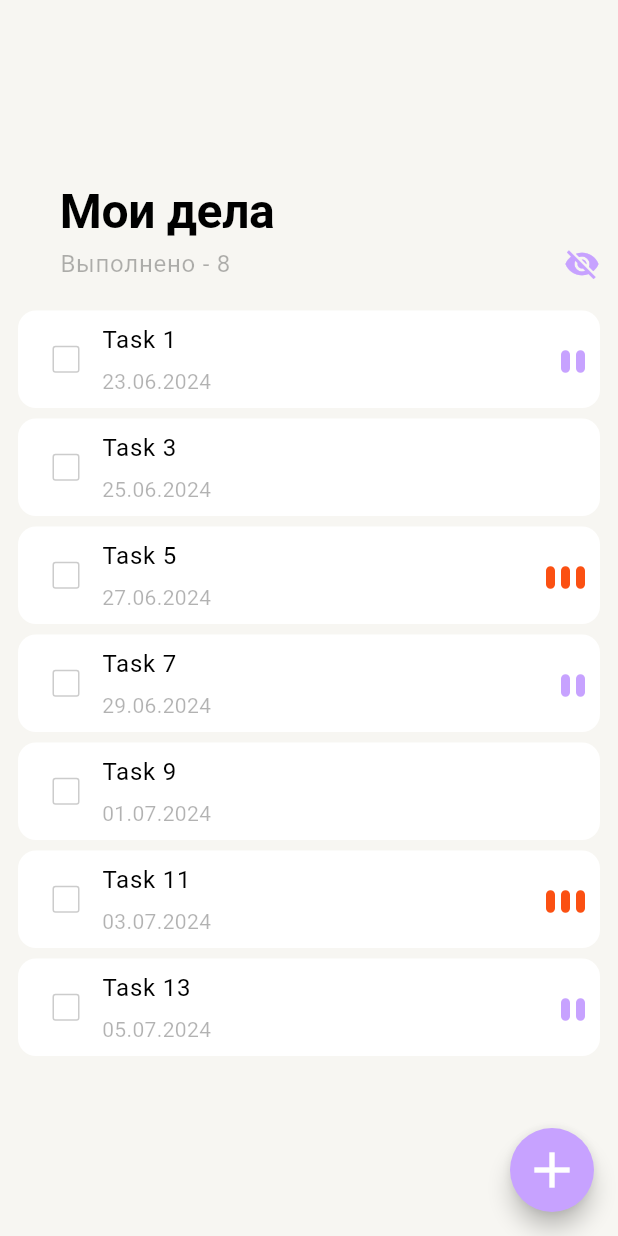
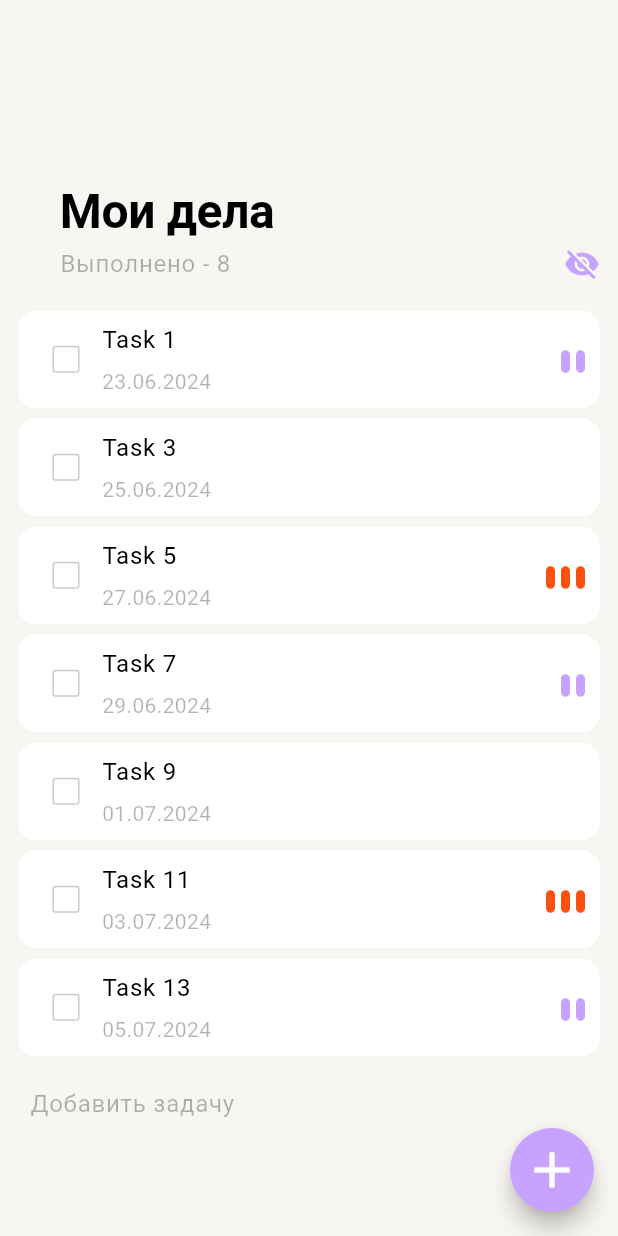
Before and after one commit to PumpkinJuce/todo_list, a Flutter app: the screen it shows after launch, after a tap on the "remove red eye" icon, on a phone screen of 412 x 824 dp. Run offline on Flutter 3.47's test engine with Material 3 defaults, Android fonts, the phone set to English and light mode, and no system bars; our stand-ins replace equatable, flutter_bloc, freezed_annotation, logger, rxdart.

Commit message:
HW-1: Format code

```diff
--- a/todo_list/lib/app_ui_kit/components/app_colors.dart
+++ b/todo_list/lib/app_ui_kit/components/app_colors.dart
@@ -9,13 +9,9 @@ class AppColors {
   static const labelTertiary = Color(0x4D000000);
   static const labelDisable = Color(0x26000000);
 
-  // static const red = Color(0xFFFF3B30);
-  // static const green = Color(0xFF34C759);
-  // static const blue = Color(0xFF007AFF);
-
   static const red = Color(0xFFFB5012);
   static const green = Color(0xFF37FF8B);
-  static const blue = Color(0xFFC7A2FF);
+  static const purple = Color(0xFFC7A2FF);
 
   static const gray = Color(0xFF8E8E93);
   static const grayLight = Color(0xFFD1D1D6);
--- a/todo_list/lib/app_ui_kit/components/app_theme_data.dart
+++ b/todo_list/lib/app_ui_kit/components/app_theme_data.dart
@@ -9,30 +9,30 @@ class AppThemeData {
       secondary: AppColors.white,
     ),
     datePickerTheme: DatePickerThemeData(
-      dayStyle: const TextStyle(color: AppColors.blue),
+      dayStyle: const TextStyle(color: AppColors.purple),
       dayOverlayColor: MaterialStateProperty.resolveWith<Color?>(
           (Set<MaterialState> states) {
-        return AppColors.blue;
+        return AppColors.purple;
       }),
       headerHeadlineStyle: const TextStyle(
-        color: AppColors.blue,
+        color: AppColors.purple,
       ),
-      todayBorder: const BorderSide(color: AppColors.blue),
+      todayBorder: const BorderSide(color: AppColors.purple),
       todayBackgroundColor: MaterialStateProperty.resolveWith<Color?>(
           (Set<MaterialState> states) {
-        return AppColors.blue.withOpacity(0.3);
+        return AppColors.purple.withOpacity(0.3);
       }),
-      rangeSelectionBackgroundColor: AppColors.blue.withOpacity(0.3),
-      weekdayStyle: const TextStyle(color: AppColors.blue),
-      headerBackgroundColor: AppColors.blue.withOpacity(0.1),
-      headerForegroundColor: AppColors.blue,
-      yearStyle: const TextStyle(color: AppColors.blue),
+      rangeSelectionBackgroundColor: AppColors.purple.withOpacity(0.3),
+      weekdayStyle: const TextStyle(color: AppColors.purple),
+      headerBackgroundColor: AppColors.purple.withOpacity(0.1),
+      headerForegroundColor: AppColors.purple,
+      yearStyle: const TextStyle(color: AppColors.purple),
     ),
     switchTheme: SwitchThemeData(
       trackColor:
           MaterialStateProperty.resolveWith<Color>((Set<MaterialState> states) {
         if (states.contains(MaterialState.selected)) {
-          return AppColors.blue;
+          return AppColors.purple;
         }
         return AppColors.lightOverlay;
       }),
--- a/todo_list/lib/main_page/data/model/task_model.dart
+++ b/todo_list/lib/main_page/data/model/task_model.dart
@@ -12,7 +12,6 @@ class TaskModel with _$TaskModel {
     required String title,
     required bool isDone,
     required PriorityLevel priority,
-    String? description,
     DateTime? date,
   }) = _TaskModel;
 
--- a/todo_list/lib/main_page/data/repository/todos_repository.dart
+++ b/todo_list/lib/main_page/data/repository/todos_repository.dart
@@ -46,7 +46,6 @@ class TodosRepository {
         title: 'Task $index',
         isDone: index % 2 == 0,
         priority: PriorityLevel.values[index % PriorityLevel.values.length],
-        description: index % 3 == 0 ? 'Description for Task $index' : null,
         date: DateTime.now().add(Duration(days: index)),
       );
     });
--- a/todo_list/lib/main_page/presentation/main_page.dart
+++ b/todo_list/lib/main_page/presentation/main_page.dart
@@ -6,14 +6,9 @@ import 'package:todo_list/main_page/domain/bloc/todos_bloc.dart';
 import 'package:todo_list/main_page/presentation/widgets/sliver_app_bar.dart';
 import 'package:todo_list/main_page/presentation/widgets/todo_list_item.dart';
 
-class MainPage extends StatefulWidget {
+class MainPage extends StatelessWidget {
   const MainPage({super.key});
 
-  @override
-  State<MainPage> createState() => _MainPageState();
-}
-
-class _MainPageState extends State<MainPage> {
   @override
   Widget build(BuildContext context) {
     return BlocBuilder<TodosBloc, TodosState>(
@@ -25,7 +20,7 @@ class _MainPageState extends State<MainPage> {
           floatingActionButton: FloatingActionButton(
             onPressed: () => AppRouter.of(context).pushNamed('/new-task'),
             shape: const CircleBorder(),
-            backgroundColor: AppColors.blue,
+            backgroundColor: AppColors.purple,
             child: const Icon(
               Icons.add,
               size: 40,
@@ -49,16 +44,22 @@ class _MainPageState extends State<MainPage> {
                 itemCount: tasks.length,
                 itemBuilder: (context, index) {
                   final task = tasks[index];
-                  return Padding(
+                  return Column(
+                    crossAxisAlignment: CrossAxisAlignment.start,
+                    children: [
+                      Padding(
                         padding: const EdgeInsets.symmetric(horizontal: 12),
                         child: TodoListItem(
                           task: task,
                           onDone: () =>
                               bloc.add(TodosChangeStatusEvent(task, true)),
                           onDelete: () => bloc.add(TodosDeleteEvent(task.id)),
-                      onCheckBoxChange: (value) => bloc
-                          .add(TodosChangeStatusEvent(task, value ?? false)),
+                          onCheckBoxChange: (value) => bloc.add(
+                              TodosChangeStatusEvent(task, value ?? false)),
                         ),
+                      ),
+                      if (index == tasks.length - 1) const _AddNewTaskButton(),
+                    ],
                   );
                 },
               ),
@@ -69,3 +70,24 @@ class _MainPageState extends State<MainPage> {
     );
   }
 }
+
+class _AddNewTaskButton extends StatelessWidget {
+  const _AddNewTaskButton();
+
+  @override
+  Widget build(BuildContext context) {
+    return Padding(
+      padding: const EdgeInsets.all(20),
+      child: InkWell(
+        onTap: () => AppRouter.of(context).pushNamed('/new-task'),
+        child: Text(
+          'Добавить задачу',
+          style: Theme.of(context)
+              .textTheme
+              .bodyLarge
+              ?.copyWith(color: AppColors.labelTertiary),
+        ),
+      ),
+    );
+  }
+}
--- a/todo_list/lib/main_page/presentation/widgets/priority_indicator.dart
+++ b/todo_list/lib/main_page/presentation/widgets/priority_indicator.dart
@@ -10,7 +10,7 @@ extension PriorityLevelExtension on PriorityLevel {
       };
   Color get iconColor => switch (this) {
         PriorityLevel.low => AppColors.gray,
-        PriorityLevel.medium => AppColors.blue,
+        PriorityLevel.medium => AppColors.purple,
         PriorityLevel.heigh => AppColors.red,
       };
 }
--- a/todo_list/lib/main_page/presentation/widgets/sliver_app_bar.dart
+++ b/todo_list/lib/main_page/presentation/widgets/sliver_app_bar.dart
@@ -22,16 +22,15 @@ class MyHeaderDelegate extends SliverPersistentHeaderDelegate {
     final textTheme = theme.textTheme;
     final progress = shrinkOffset / maxExtent;
 
-    return ColoredBox(
+    return Container(
       color: theme.scaffoldBackgroundColor,
+      padding: _padding,
       child: Stack(
         fit: StackFit.expand,
         children: [
           AnimatedOpacity(
             duration: Duration.zero,
             opacity: progress,
-            child: Padding(
-              padding: _padding,
             child: Row(
               mainAxisAlignment: MainAxisAlignment.spaceBetween,
               crossAxisAlignment: CrossAxisAlignment.end,
@@ -42,17 +41,14 @@ class MyHeaderDelegate extends SliverPersistentHeaderDelegate {
                 ),
                 InkWell(
                   onTap: onIconTap,
-                    child: Icon(icon, color: AppColors.blue),
+                  child: Icon(icon, color: AppColors.purple),
                 ),
               ],
-              ),
             ),
           ),
           AnimatedOpacity(
             duration: Duration.zero,
             opacity: 1 - progress,
-            child: Padding(
-              padding: _padding,
             child: Column(
               mainAxisAlignment: MainAxisAlignment.end,
               crossAxisAlignment: CrossAxisAlignment.start,
@@ -72,12 +68,11 @@ class MyHeaderDelegate extends SliverPersistentHeaderDelegate {
                     ),
                     InkWell(
                       onTap: onIconTap,
-                        child: Icon(icon, color: AppColors.blue),
+                      child: Icon(icon, color: AppColors.purple),
                     ),
                   ],
                 ),
               ],
-              ),
             ),
           ),
         ],
@@ -95,18 +90,3 @@ class MyHeaderDelegate extends SliverPersistentHeaderDelegate {
   bool shouldRebuild(covariant SliverPersistentHeaderDelegate oldDelegate) =>
       true;
 }
-
-// class _ExpandedTitle extends InheritedWidget {
-//   const _ExpandedTitle({super.key, required this.child}) : super(child: child);
-
-//   final Widget child;
-
-//   static _ExpandedTitle? of(BuildContext context) {
-//     return context.dependOnInheritedWidgetOfExactType<_ExpandedTitle>();
-//   }
-
-//   @override
-//   bool updateShouldNotify(_ExpandedTitle oldWidget) {
-//     return true;
-//   }
-// }
--- a/todo_list/lib/new_task_page/presentation/new_task_page.dart
+++ b/todo_list/lib/new_task_page/presentation/new_task_page.dart
@@ -136,7 +136,7 @@ class _SaveButton extends StatelessWidget {
         child: Text(
           'СОХРАНИТЬ',
           style: Theme.of(context).textTheme.bodyMedium?.copyWith(
-                color: AppColors.blue,
+                color: AppColors.purple,
                 fontWeight: FontWeight.w500,
               ),
         ),
--- a/todo_list/lib/new_task_page/presentation/show_app_date_picker.dart
+++ b/todo_list/lib/new_task_page/presentation/show_app_date_picker.dart
@@ -16,7 +16,7 @@ Future<DateTime?> showAppDatePicker(BuildContext context) async {
       return Theme(
         data: Theme.of(context).copyWith(
           colorScheme: const ColorScheme.light(
-            primary: AppColors.blue,
+            primary: AppColors.purple,
           ),
         ),
         child: child!,
--- a/todo_list/lib/new_task_page/presentation/widgets/priority_widget.dart
+++ b/todo_list/lib/new_task_page/presentation/widgets/priority_widget.dart
@@ -39,7 +39,7 @@ extension PriorityLevelExtension on PriorityLevel {
 }
 
 class _DropDownButton extends StatelessWidget {
-  const _DropDownButton({super.key});
+  const _DropDownButton();
 
   @override
   Widget build(BuildContext context) {
```
Also changed, not shown: todo_list/lib/new_task_page/domain/bloc/new_task_page_state.dart (+0 -22 lines), todo_list/lib/new_task_page/presentation/widgets/deadline_widget.dart (+9 -6 lines), todo_list/lib/main_page/data/model/task_model.freezed.dart, todo_list/lib/main_page/data/model/task_model.g.dart. Lines whose indentation alone changed are shown as unchanged.
